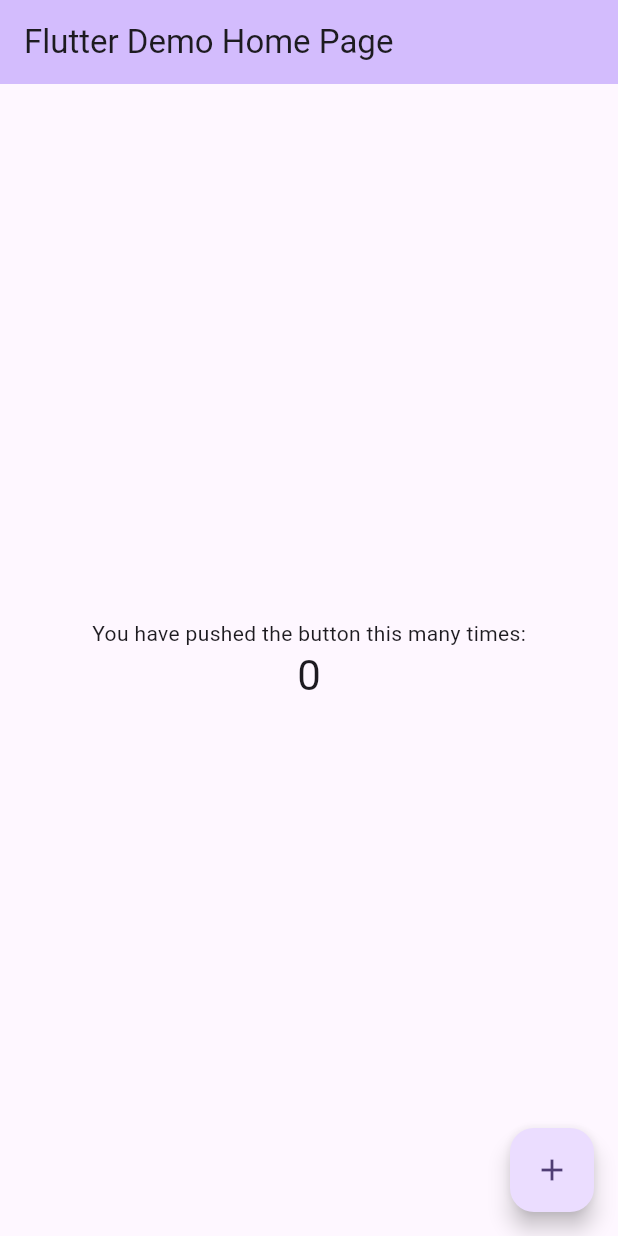
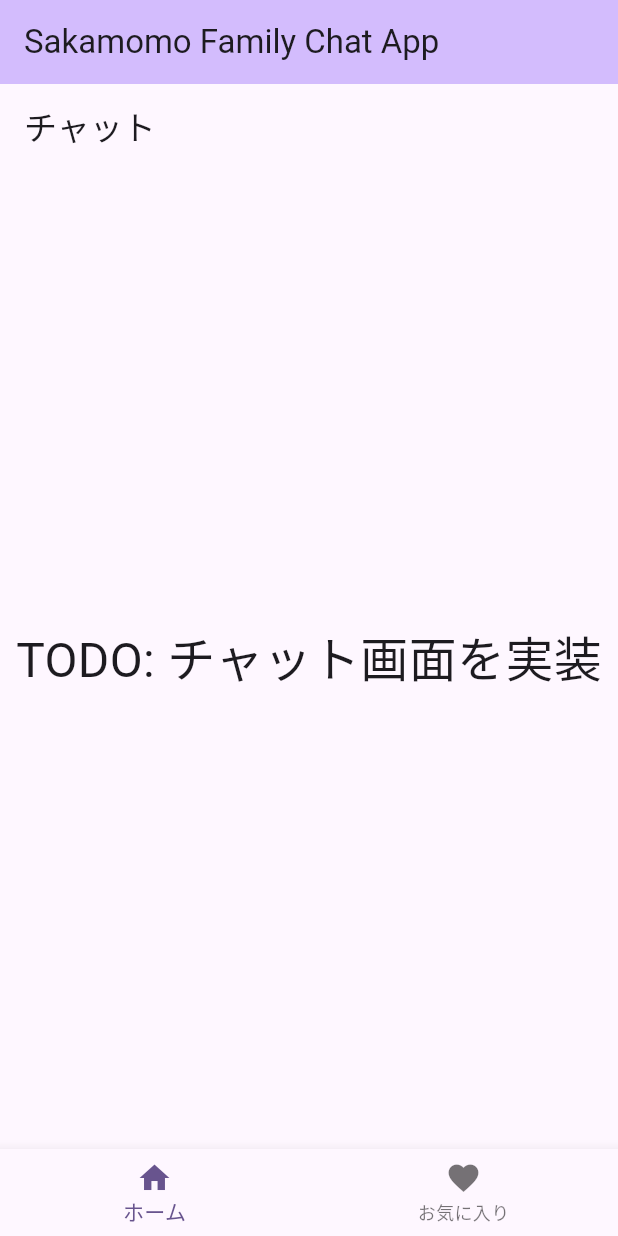
Before and after one commit to sakamoto-family-smile/sakamomo_family_app, a Flutter app: the screen it shows after launch, on a phone screen of 412 x 824 dp. Run offline on Flutter 3.47's test engine with Material 3 defaults, Android fonts, the phone set to English and light mode, and no system bars.

Commit message:
implement top page and other pages

```diff
--- a/lib/main.dart
+++ b/lib/main.dart
@@ -1,17 +1,20 @@
 import 'package:flutter/material.dart';
 
+import 'screens/chat.dart';
+import 'screens/todo.dart';
+
 void main() {
-  runApp(const MyApp());
+  runApp(const SakamomoFamilyApp());
 }
 
-class MyApp extends StatelessWidget {
-  const MyApp({super.key});
+class SakamomoFamilyApp extends StatelessWidget {
+  const SakamomoFamilyApp({super.key});
 
   // This widget is the root of your application.
   @override
   Widget build(BuildContext context) {
     return MaterialApp(
-      title: 'Flutter Demo',
+      title: 'Sakamomo Family AI',
       theme: ThemeData(
         // This is the theme of your application.
         //
@@ -31,13 +34,13 @@ class MyApp extends StatelessWidget {
         colorScheme: ColorScheme.fromSeed(seedColor: Colors.deepPurple),
         useMaterial3: true,
       ),
-      home: const MyHomePage(title: 'Flutter Demo Home Page'),
+      home: const TopPage(title: 'Sakamomo Family Chat App'),
     );
   }
 }
 
-class MyHomePage extends StatefulWidget {
-  const MyHomePage({super.key, required this.title});
+class TopPage extends StatefulWidget {
+  const TopPage({super.key, required this.title});
 
   // This widget is the home page of your application. It is stateful, meaning
   // that it has a State object (defined below) that contains fields that affect
@@ -51,75 +54,40 @@ class MyHomePage extends StatefulWidget {
   final String title;
 
   @override
-  State<MyHomePage> createState() => _MyHomePageState();
+  State<TopPage> createState() => _TopPageState();
 }
 
-class _MyHomePageState extends State<MyHomePage> {
-  int _counter = 0;
+class _TopPageState extends State<TopPage> {
+  static const _screens = [
+    ChatScreen(),
+    TodoScreen()
+  ];
 
-  void _incrementCounter() {
+  int _selectedIndex = 0;
+
+  void _onItemTapped(int index) {
     setState(() {
-      // This call to setState tells the Flutter framework that something has
-      // changed in this State, which causes it to rerun the build method below
-      // so that the display can reflect the updated values. If we changed
-      // _counter without calling setState(), then the build method would not be
-      // called again, and so nothing would appear to happen.
-      _counter++;
+      _selectedIndex = index;
     });
   }
 
   @override
   Widget build(BuildContext context) {
-    // This method is rerun every time setState is called, for instance as done
-    // by the _incrementCounter method above.
-    //
-    // The Flutter framework has been optimized to make rerunning build methods
-    // fast, so that you can just rebuild anything that needs updating rather
-    // than having to individually change instances of widgets.
     return Scaffold(
       appBar: AppBar(
-        // TRY THIS: Try changing the color here to a specific color (to
-        // Colors.amber, perhaps?) and trigger a hot reload to see the AppBar
-        // change color while the other colors stay the same.
         backgroundColor: Theme.of(context).colorScheme.inversePrimary,
-        // Here we take the value from the MyHomePage object that was created by
-        // the App.build method, and use it to set our appbar title.
         title: Text(widget.title),
       ),
-      body: Center(
-        // Center is a layout widget. It takes a single child and positions it
-        // in the middle of the parent.
-        child: Column(
-          // Column is also a layout widget. It takes a list of children and
-          // arranges them vertically. By default, it sizes itself to fit its
-          // children horizontally, and tries to be as tall as its parent.
-          //
-          // Column has various properties to control how it sizes itself and
-          // how it positions its children. Here we use mainAxisAlignment to
-          // center the children vertically; the main axis here is the vertical
-          // axis because Columns are vertical (the cross axis would be
-          // horizontal).
-          //
-          // TRY THIS: Invoke "debug painting" (choose the "Toggle Debug Paint"
-          // action in the IDE, or press "p" in the console), to see the
-          // wireframe for each widget.
-          mainAxisAlignment: MainAxisAlignment.center,
-          children: <Widget>[
-            const Text(
-              'You have pushed the button this many times:',
-            ),
-            Text(
-              '$_counter',
-              style: Theme.of(context).textTheme.headlineMedium,
-            ),
+      body: _screens[_selectedIndex],
+      bottomNavigationBar: BottomNavigationBar(
+          currentIndex: _selectedIndex,
+          onTap: _onItemTapped,
+          items: const <BottomNavigationBarItem>[
+            BottomNavigationBarItem(icon: Icon(Icons.home), label: 'ホーム'),
+            BottomNavigationBarItem(icon: Icon(Icons.favorite), label: 'お気に入り')
           ],
-        ),
-      ),
-      floatingActionButton: FloatingActionButton(
-        onPressed: _incrementCounter,
-        tooltip: 'Increment',
-        child: const Icon(Icons.add),
-      ), // This trailing comma makes auto-formatting nicer for build methods.
+          type: BottomNavigationBarType.fixed,
+        )
     );
   }
 }
--- /dev/null
+++ b/lib/screens/chat.dart
@@ -0,0 +1,16 @@
+import 'package:flutter/material.dart';
+
+class ChatScreen extends StatelessWidget {
+  const ChatScreen({Key? key}) : super(key: key);
+
+  @override
+  Widget build(BuildContext context) {
+    return Scaffold(
+      appBar: AppBar(
+        title: const Text('チャット'),
+      ),
+      body: const Center(
+          child: Text('TODO: チャット画面を実装', style: TextStyle(fontSize: 32.0))),
+    );
+  }
+}
--- /dev/null
+++ b/lib/screens/todo.dart
@@ -0,0 +1,16 @@
+import 'package:flutter/material.dart';
+
+class TodoScreen extends StatelessWidget {
+  const TodoScreen({Key? key}) : super(key: key);
+
+  @override
+  Widget build(BuildContext context) {
+    return Scaffold(
+      appBar: AppBar(
+        title: const Text('TODO'),
+      ),
+      body: const Center(
+          child: Text('TODO: TODO登録、一覧画面の実装', style: TextStyle(fontSize: 32.0))),
+    );
+  }
+}
```
Also changed, not shown: 1 other file.
